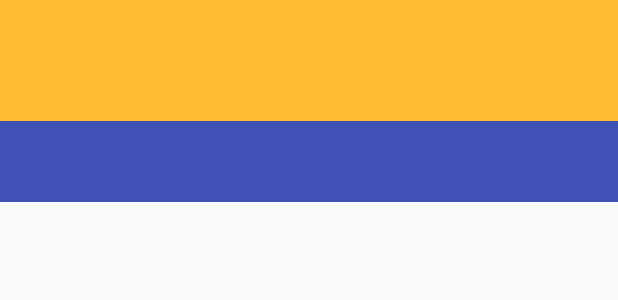
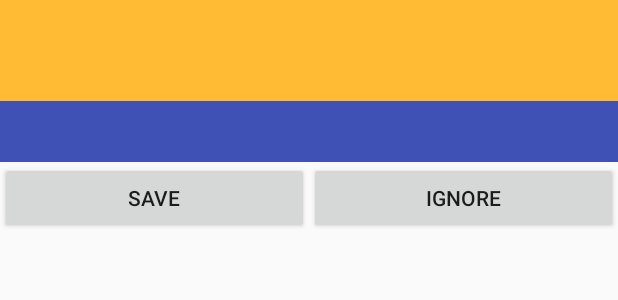
Before and after one commit to 01sadra/Detoxiom, an Android app: the layout bottom_sheet.xml on its own in the app's theme, with its tools: preview values and no code run, on a phone screen of 412 x 824 dp. Shown: the top 300 px of the screen. Run offline under Robolectric (Android 15) with nearby library versions, the phone set to English and light mode, and no system bars.

Commit message:
💄 Add Button to bottomSheet
Two button for save and ignoring quote added to bottomsheet

```diff
--- a/app/src/main/res/layout/bottom_sheet.xml
+++ b/app/src/main/res/layout/bottom_sheet.xml
@@ -1,13 +1,12 @@
 <?xml version="1.0" encoding="utf-8"?>
-<LinearLayout xmlns:android="http://schemas.android.com/apk/res/android"
+<LinearLayout
+    xmlns:android="http://schemas.android.com/apk/res/android"
     android:layout_width="match_parent"
     android:id="@+id/bottom_sheet"
-    android:layout_height="280dp"
+    android:layout_height="400dp"
     app:behavior_peekHeight="0dp"
     app:behavior_hideable="true"
-
     xmlns:app="http://schemas.android.com/apk/res-auto"
-
     android:orientation="vertical"
     app:layout_behavior="android.support.design.widget.BottomSheetBehavior">
 
@@ -17,7 +16,7 @@
             android:textColor="@android:color/black"
             android:id="@+id/authorText"
             android:textAlignment="center"
-        android:textSize="60sp"
+            android:textSize="50sp"
             android:background="@android:color/holo_orange_light"
             />
         <TextView
@@ -25,10 +24,29 @@
             android:layout_height="wrap_content"
             android:textColor="@android:color/black"
             android:id="@+id/quoteText"
-        android:textSize="40sp"
+            android:textSize="30sp"
             android:textAlignment="center"
             android:background="@color/colorPrimary"
             />
+<LinearLayout
+    android:layout_width="match_parent"
+    android:orientation="horizontal"
+    android:layout_height="wrap_content">
+    <Button
+        android:layout_width="0dp"
+        android:layout_height="wrap_content"
+        android:layout_weight="1"
+        android:text="Save"
+        android:id="@+id/saveQuote"
+        />
+
+    <Button
+        android:text="Ignore"
+        android:layout_width="0dp"
+        android:layout_weight="1"
+        android:layout_height="wrap_content"
+        android:id="@+id/ignoreQuote" />
+</LinearLayout>
 
 
 
--- a/app/src/main/res/layout/detoxiom_widget.xml
+++ b/app/src/main/res/layout/detoxiom_widget.xml
@@ -3,7 +3,7 @@
     android:layout_width="match_parent"
     android:layout_height="match_parent"
     android:padding="@dimen/widget_margin"
-
+    android:clickable="true"
     >
 
     <ImageView
--- a/app/src/main/res/xml/detoxiom_widget_info.xml
+++ b/app/src/main/res/xml/detoxiom_widget_info.xml
@@ -8,4 +8,4 @@
     android:previewImage="@drawable/example_appwidget_preview"
     android:resizeMode="horizontal"
     android:updatePeriodMillis="0"
-    android:widgetCategory="home_screen"></appwidget-provider>
+    android:widgetCategory="home_screen" />
```
Also changed, not shown: app/src/main/java/me/sadraa/detoxiom/DetoxiomWidget.java (+5 -3 lines), app/src/main/java/me/sadraa/detoxiom/NewQuoteFragment.java (+21 -0 lines), app/src/main/res/layout/fragment_new_quote.xml (+9 -6 lines). Lines whose indentation alone changed are shown as unchanged.
